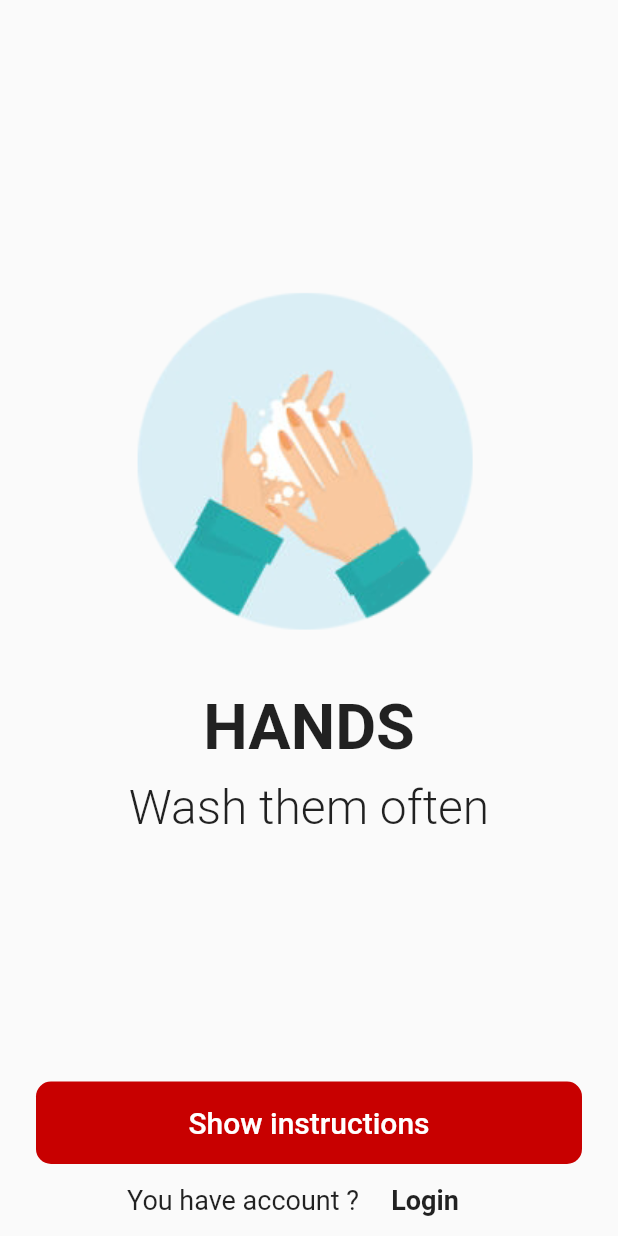
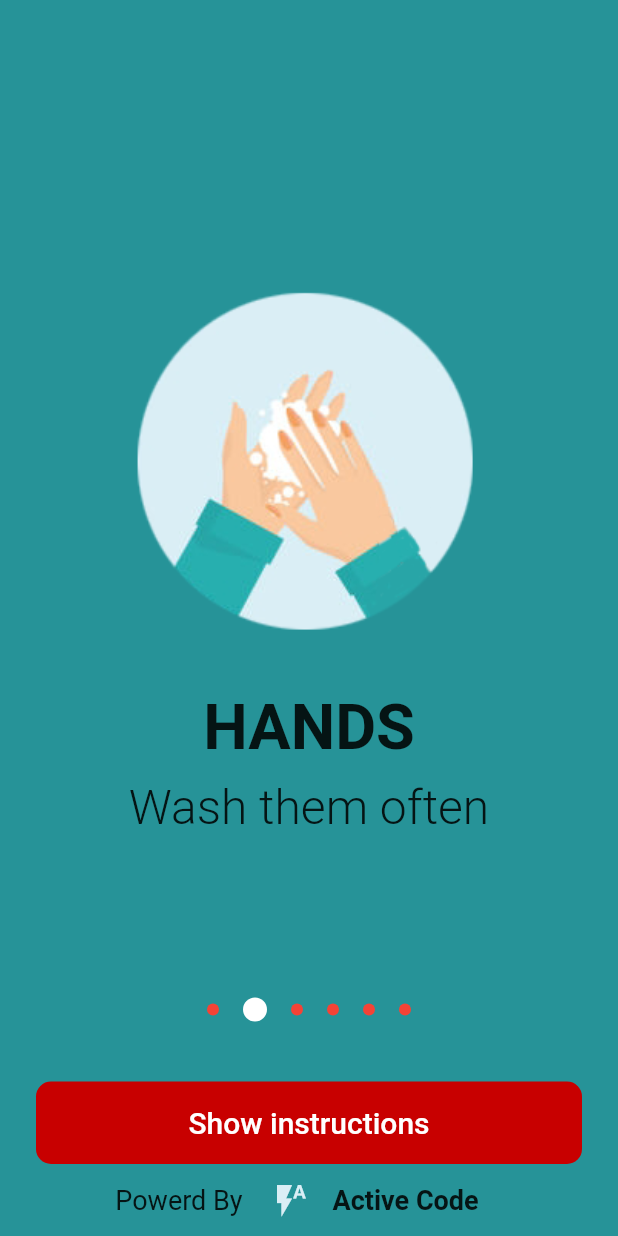
Before and after one commit to Activecode001/cornavirus_slider, a Flutter app: the screen it shows after launch, on a phone screen of 412 x 824 dp. Run offline on Flutter 3.47's test engine with Material 2 defaults, Android fonts, the phone set to English and light mode, and no system bars.

Commit message:
made indicators

```diff
--- a/lib/screens/onboarding_screen.dart
+++ b/lib/screens/onboarding_screen.dart
@@ -1,3 +1,4 @@
+import 'package:cornavirusslider/widget/slide_dots.dart';
 import 'package:flutter/material.dart';
 import 'dart:async';
 import '../models/slide.dart';
@@ -46,6 +47,7 @@ class _OnBoardingScreenState extends State<OnBoardingScreen> {
   @override
   Widget build(BuildContext context) {
     return Scaffold(
+      backgroundColor: Color(0xff269398),
       appBar: AppBar(
         backgroundColor: Colors.transparent,
         elevation: 0,
@@ -53,7 +55,9 @@ class _OnBoardingScreenState extends State<OnBoardingScreen> {
       body: Column(
         children: <Widget>[
           Expanded(
-            child: PageView.builder(
+            child: Stack(
+              children: <Widget>[
+                PageView.builder(
                     onPageChanged: _onPageChanged,
                     controller: _pageController,
                     scrollDirection: Axis.horizontal,
@@ -61,6 +65,21 @@ class _OnBoardingScreenState extends State<OnBoardingScreen> {
                     itemBuilder: (ctx, i) {
                       return SlideItem(i);
                     }),
+                Container(
+                  alignment: AlignmentDirectional.bottomCenter,
+                  child: Row(
+                    mainAxisAlignment: MainAxisAlignment.center,
+                    children: <Widget>[
+                      for (int i = 0; i < slideList.length; i++)
+                        if (_currentPage == i)
+                          SlideDots(true)
+                        else
+                          SlideDots(false)
+                    ],
+                  ),
+                )
+              ],
+            ),
           ),
           SizedBox(
             height: 40,
@@ -87,15 +106,22 @@ class _OnBoardingScreenState extends State<OnBoardingScreen> {
                   mainAxisAlignment: MainAxisAlignment.center,
                   children: <Widget>[
                     Text(
-                      'You have account ?',
+                      'Powerd By',
                       style: TextStyle(
                         fontSize: 18,
                       ),
                     ),
+                    SizedBox(
+                      width: 20,
+                    ),
+                    Icon(
+                      Icons.flash_auto,
+                      color: Color(0xffdaeef5),
+                    ),
                     FlatButton(
                       onPressed: () {},
                       child: Text(
-                        'Login',
+                        'Active Code',
                         style: TextStyle(
                             fontSize: 18, fontWeight: FontWeight.bold),
                       ),
--- /dev/null
+++ b/lib/widget/slide_dots.dart
@@ -0,0 +1,23 @@
+import 'package:flutter/material.dart';
+
+class SlideDots extends StatelessWidget {
+  final bool isActive;
+
+  SlideDots(this.isActive);
+
+  @override
+  Widget build(BuildContext context) {
+    return AnimatedContainer(
+      duration: Duration(milliseconds: 500),
+      height: isActive ? 16 : 8,
+      width: isActive ? 16 : 8,
+      margin: const EdgeInsets.symmetric(horizontal: 8),
+      decoration: BoxDecoration(
+        color: isActive ? Colors.white : Colors.red,
+        borderRadius: BorderRadius.all(
+          Radius.circular(15),
+        ),
+      ),
+    );
+  }
+}
--- a/lib/widget/slide_item.dart
+++ b/lib/widget/slide_item.dart
@@ -2,7 +2,7 @@ import 'package:flutter/material.dart';
 import '../models/slide.dart';
 
 class SlideItem extends StatelessWidget {
-  int index;
+  final int index;
 
   SlideItem(this.index);
 
--- a/pubspec.yaml
+++ b/pubspec.yaml
@@ -14,7 +14,7 @@ description: A new Flutter application.
 version: 1.0.0+1
 
 environment:
-  sdk: ">=2.1.0 <3.0.0"
+  sdk: ">=2.2.2 <3.0.0"
 
 dependencies:
   flutter:
```
Lines whose indentation alone changed are shown as unchanged.
